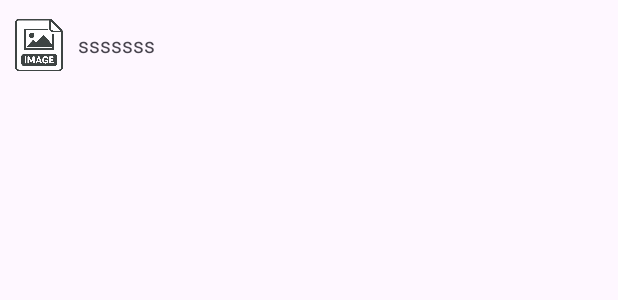
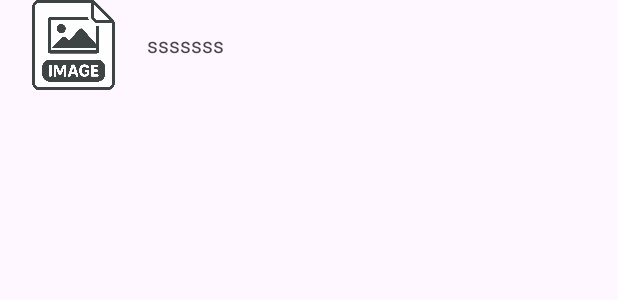
Before and after one commit to aaaa1597/BeamLink, an Android app: the layout ryv_files_items.xml on its own in the app's theme, with its tools: preview values and no code run, on a phone screen of 412 x 824 dp. Shown: the top 300 px of the screen. Run offline under Robolectric (Android 15) with nearby library versions, the phone set to English and light mode, and no system bars.

Commit message:
送信ファイル選択したらadapterにアイテム追加と表示更新を追加 送信ファイルをサムネイル表示する処理を追加(画像しかできない。動画は出来てほしい。)

```diff
--- a/app/src/main/res/layout/ryv_files_items.xml
+++ b/app/src/main/res/layout/ryv_files_items.xml
@@ -1,5 +1,6 @@
 <?xml version="1.0" encoding="utf-8"?>
 <LinearLayout xmlns:android="http://schemas.android.com/apk/res/android"
+    xmlns:app="http://schemas.android.com/apk/res-auto"
     android:layout_width="match_parent"
     android:layout_height="60dp"
     android:clickable="true"
@@ -8,20 +9,21 @@
     android:orientation="horizontal"
     android:gravity="center_vertical">
 
-<!--    android:background="?android:attr/selectableItemBackground"-->
-
     <ImageView
         android:id="@+id/imv_file_thumbnail"
-        android:layout_width="32dp"
+        android:layout_width="0dp"
         android:layout_height="wrap_content"
+        android:layout_weight="1"
         android:layout_marginStart="10dp"
         android:src="@drawable/icon_image"
         android:contentDescription="@string/file_thumbnail"/>
     <TextView
         android:id="@+id/txt_mime"
         android:text="@string/tmpstr"
+        android:layout_width="0dp"
+        android:layout_height="wrap_content"
+        android:layout_weight="4"
         android:layout_marginStart="10dp"
-        android:layout_width="wrap_content"
-        android:layout_height="wrap_content"/>
+        app:autoSizeTextType="uniform"/>
 
 </LinearLayout>
```
Also changed, not shown: app/src/main/java/com/tks/beamlink/MainFragment.kt (+23 -18 lines), app/src/main/java/com/tks/beamlink/Utils.kt (+44 -2 lines).
